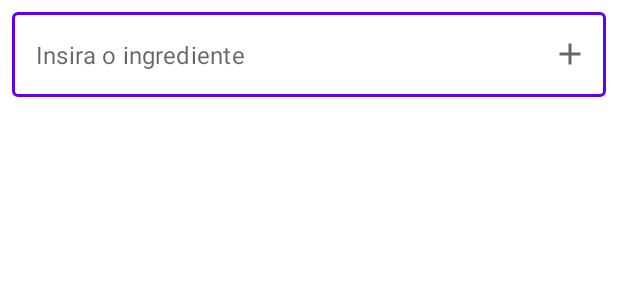
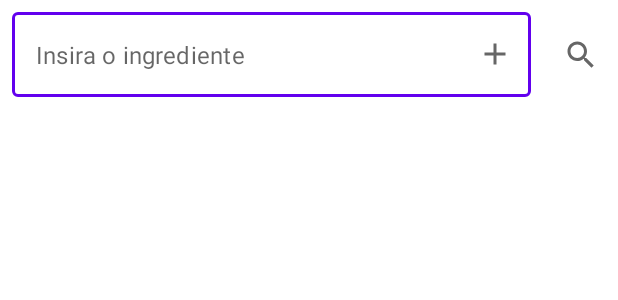
Before and after one commit to caio-luis/receitas, an Android app built with Jetpack Compose: the layout activity_recipes.xml on its own in the app's theme, with its tools: preview values and no code run, on a phone screen of 412 x 824 dp. Shown: the top 300 px of the screen. Run offline under Robolectric (Android 15) with nearby library versions, the light colour scheme and no system bars.

Commit message:
created search add component

```diff
--- a/app/src/main/java/com/caioluis/receitas/domain/usecase/GetRecipesByIngredientsUseCase.kt
+++ b/app/src/main/java/com/caioluis/receitas/domain/usecase/GetRecipesByIngredientsUseCase.kt
@@ -21,7 +21,7 @@ interface GetRecipesByIngredientsUseCase {
 
         private fun getRecipesEffect(observable: Observable<List<DomainRecipe>>): Observable<RecipesEffect> {
             return observable
-                .subscribeOn(scheduler.ui())
+                .subscribeOn(scheduler.io())
                 .observeOn(scheduler.ui())
                 .map(::handleResult)
                 .startWith(RecipesEffect.Loading)
--- /dev/null
+++ b/app/src/main/java/com/caioluis/receitas/presentation/viewcomponent/SearchAddInputTextComponent.kt
@@ -0,0 +1,49 @@
+package com.caioluis.receitas.presentation.viewcomponent
+
+import android.content.Context
+import android.util.AttributeSet
+import android.view.LayoutInflater
+import android.widget.LinearLayout
+import androidx.appcompat.widget.AppCompatImageButton
+import com.caioluis.receitas.R
+import com.google.android.material.textfield.TextInputLayout
+import io.reactivex.subjects.PublishSubject
+
+class SearchAddInputTextComponent(
+    context: Context,
+    attrs: AttributeSet? = null
+) : LinearLayout(context, attrs) {
+
+    val addButtonOutput = PublishSubject.create<String>()
+    val searchButtonOutput = PublishSubject.create<Unit>()
+
+    private val searchButton: AppCompatImageButton by lazy { findViewById(R.id.search_button) }
+    private val searchLayout: TextInputLayout by lazy { findViewById(R.id.search_add_layout) }
+
+    init {
+        LayoutInflater.from(context)
+            .inflate(R.layout.component_search_add_text_input, this, true)
+    }
+
+    override fun onFinishInflate() {
+        super.onFinishInflate()
+        setListeners()
+    }
+
+    private fun setListeners() {
+        searchLayout.apply {
+            setEndIconOnClickListener {
+                editText?.text?.let {
+                    if (it.isNotBlank()) {
+                        addButtonOutput.onNext(it.toString())
+                        it.clear()
+                    }
+                }
+            }
+        }
+
+        searchButton.setOnClickListener {
+            searchButtonOutput.onNext(Unit)
+        }
+    }
+}
--- a/app/src/main/res/layout/activity_recipes.xml
+++ b/app/src/main/res/layout/activity_recipes.xml
@@ -6,36 +6,21 @@
     android:layout_height="match_parent"
     android:orientation="vertical">
 
-    <com.google.android.material.textfield.TextInputLayout
+    <com.caioluis.receitas.presentation.viewcomponent.SearchAddInputTextComponent
         android:id="@+id/search_ingredient_layout"
-        style="@style/Widget.MaterialComponents.TextInputLayout.OutlinedBox"
         android:layout_width="match_parent"
         android:layout_height="wrap_content"
-        android:nextFocusRight="@null"
-        android:padding="8dp"
-        app:endIconDrawable="@drawable/ic_baseline_add_24"
-        app:endIconMode="custom"
-        app:hintEnabled="false"
         app:layout_constraintEnd_toEndOf="parent"
         app:layout_constraintStart_toStartOf="parent"
-        app:layout_constraintTop_toTopOf="parent">
-
-        <com.google.android.material.textfield.TextInputEditText
-            android:id="@+id/search_ingredient_edit_text"
-            android:layout_width="match_parent"
-            android:layout_height="wrap_content"
-            android:hint="@string/insert_ingredient_hint"
-            android:inputType="text"
-            android:maxLines="1" />
-    </com.google.android.material.textfield.TextInputLayout>
+        app:layout_constraintTop_toTopOf="parent" />
 
     <com.caioluis.receitas.presentation.viewcomponent.IngredientsChipGroup
         android:id="@+id/ingredients_chip_group"
         android:layout_width="match_parent"
-        app:itemSpacing="4dp"
+        android:layout_height="wrap_content"
         android:padding="8dp"
         android:visibility="visible"
-        android:layout_height="wrap_content"
+        app:itemSpacing="4dp"
         app:layout_constraintEnd_toEndOf="parent"
         app:layout_constraintStart_toStartOf="parent"
         app:layout_constraintTop_toBottomOf="@id/search_ingredient_layout" />
--- /dev/null
+++ b/app/src/main/res/layout/component_search_add_text_input.xml
@@ -0,0 +1,39 @@
+<?xml version="1.0" encoding="utf-8"?>
+<LinearLayout xmlns:android="http://schemas.android.com/apk/res/android"
+    xmlns:app="http://schemas.android.com/apk/res-auto"
+    android:layout_width="match_parent"
+    android:layout_height="wrap_content"
+    android:orientation="horizontal">
+
+    <com.google.android.material.textfield.TextInputLayout
+        android:id="@+id/search_add_layout"
+        style="@style/Widget.MaterialComponents.TextInputLayout.OutlinedBox"
+        android:layout_width="0dp"
+        android:layout_height="wrap_content"
+        android:layout_weight="1"
+        android:nextFocusRight="@null"
+        android:padding="8dp"
+        app:endIconDrawable="@drawable/ic_baseline_add_24"
+        app:endIconMode="custom"
+        app:hintEnabled="false">
+
+        <com.google.android.material.textfield.TextInputEditText
+            android:id="@+id/search_add_edit_text"
+            android:layout_width="match_parent"
+            android:layout_height="wrap_content"
+            android:hint="@string/insert_ingredient_hint"
+            android:inputType="text"
+            android:maxLines="1" />
+
+    </com.google.android.material.textfield.TextInputLayout>
+
+    <androidx.appcompat.widget.AppCompatImageButton
+        android:id="@+id/search_button"
+        android:layout_width="50dp"
+        android:layout_height="50dp"
+        android:layout_gravity="center"
+        android:background="?android:attr/selectableItemBackground"
+        android:clickable="true"
+        android:focusable="true"
+        android:src="@drawable/ic_baseline_search_24" />
+</LinearLayout>
--- a/app/src/main/res/layout/screen_blocker_progress_bar.xml
+++ b/app/src/main/res/layout/screen_blocker_progress_bar.xml
@@ -3,8 +3,7 @@
     android:layout_width="match_parent"
     android:layout_height="match_parent"
     android:gravity="center"
-    android:backgroundTint="@color/white"
-    android:alpha="30"
+    android:backgroundTint="#DFFFFFFF"
     android:orientation="vertical">
 
     <ProgressBar
```
Also changed, not shown: app/src/main/java/com/caioluis/receitas/presentation/ui/RecipesActivity.kt (+21 -26 lines).
